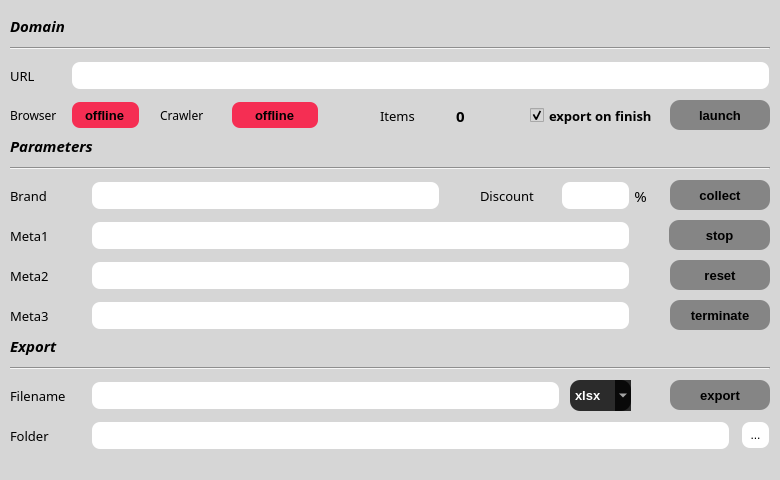
First picture: the form in gui/ui_resources/atcrawl_crawler_ui.ui, repository kosazna/atcrawl, before the edit.
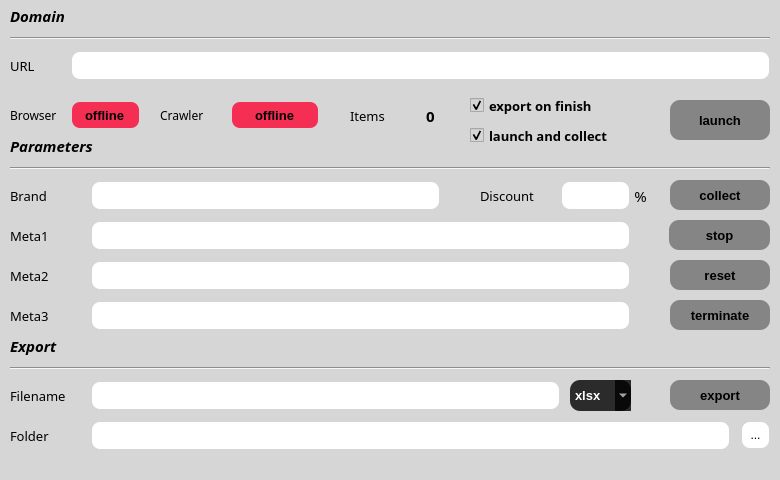
Second picture: the form after the edit.

Commit message: (L) updated scripts

What changed in the file:
```diff
--- a/gui/ui_resources/atcrawl_crawler_ui.ui
+++ b/gui/ui_resources/atcrawl_crawler_ui.ui
@@ -21,7 +21,7 @@
     <property name="geometry">
      <rect>
       <x>10</x>
-      <y>60</y>
+      <y>50</y>
       <width>31</width>
       <height>31</height>
      </rect>
@@ -46,7 +46,7 @@
     <property name="geometry">
      <rect>
       <x>70</x>
-      <y>60</y>
+      <y>50</y>
       <width>701</width>
       <height>31</height>
      </rect>
@@ -140,7 +140,7 @@
       <x>670</x>
       <y>100</y>
       <width>100</width>
-      <height>30</height>
+      <height>40</height>
      </rect>
     </property>
     <property name="font">
@@ -520,7 +520,7 @@
     <property name="geometry">
      <rect>
       <x>10</x>
-      <y>10</y>
+      <y>0</y>
       <width>121</width>
       <height>31</height>
      </rect>
@@ -545,7 +545,7 @@
     <property name="geometry">
      <rect>
       <x>10</x>
-      <y>40</y>
+      <y>30</y>
       <width>760</width>
       <height>16</height>
      </rect>
@@ -557,9 +557,9 @@
    <widget class="QCheckBox" name="check_export">
     <property name="geometry">
      <rect>
-      <x>530</x>
-      <y>100</y>
-      <width>131</width>
+      <x>470</x>
+      <y>90</y>
+      <width>171</width>
       <height>31</height>
      </rect>
     </property>
@@ -784,9 +784,9 @@
    <widget class="QLabel" name="label_items">
     <property name="geometry">
      <rect>
-      <x>380</x>
+      <x>350</x>
       <y>100</y>
-      <width>41</width>
+      <width>51</width>
       <height>31</height>
      </rect>
     </property>
@@ -809,7 +809,7 @@
    <widget class="QLabel" name="count_items">
     <property name="geometry">
      <rect>
-      <x>430</x>
+      <x>400</x>
       <y>100</y>
       <width>61</width>
       <height>31</height>
@@ -987,6 +987,30 @@
      <string/>
     </property>
    </widget>
+   <widget class="QCheckBox" name="check_launch_collect">
+    <property name="geometry">
+     <rect>
+      <x>470</x>
+      <y>120</y>
+      <width>181</width>
+      <height>31</height>
+     </rect>
+    </property>
+    <property name="font">
+     <font>
+      <family>Century Gothic</family>
+      <pointsize>10</pointsize>
+      <weight>75</weight>
+      <bold>true</bold>
+     </font>
+    </property>
+    <property name="text">
+     <string>launch and collect</string>
+    </property>
+    <property name="checked">
+     <bool>true</bool>
+    </property>
+   </widget>
   </widget>
   <widget class="QStatusBar" name="statusbar"/>
  </widget>
```
The commit also changes 1 other file.
